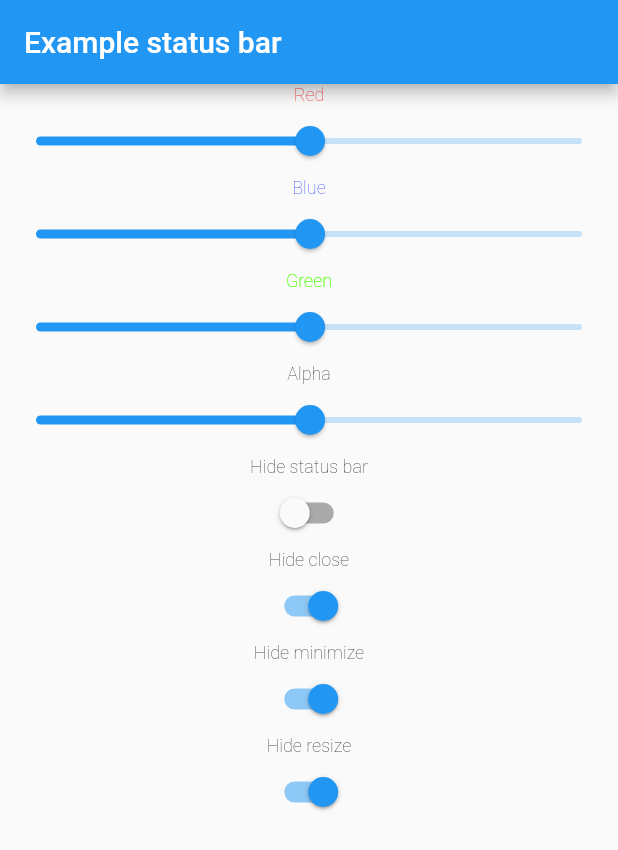
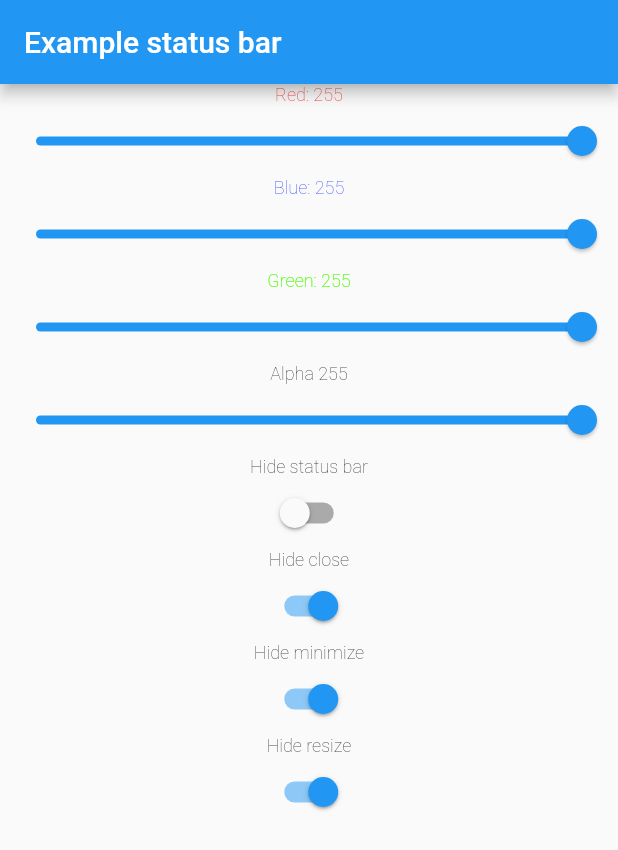
Before and after one commit to zephylac/title_bar, a Flutter app: the screen it shows after launch, on a phone screen of 412 x 824 dp. Shown: the top 850 px of the screen. Run offline on Flutter 3.47's test engine with Material 2 defaults, Android fonts, the phone set to English and light mode, and no system bars.

Commit message:
Update dexamples & plugin

```diff
--- a/examples/lib/main.dart
+++ b/examples/lib/main.dart
@@ -31,10 +31,10 @@ class MyHomePage extends StatefulWidget {
 }
 
 class _MyHomePageState extends State<MyHomePage> {
-    int _red = 128;
-    int _blue = 128;
-    int _green = 128;
-    int _alpha = 128;
+    int _red = 255;
+    int _blue = 255;
+    int _green = 255;
+    int _alpha = 255;
 
     bool _hide = false;
     bool _close = true;
@@ -54,7 +54,7 @@ class _MyHomePageState extends State<MyHomePage> {
             crossAxisAlignment: CrossAxisAlignment.center,
             children: <Widget>[
               new Text(
-              "Red",
+                "Red: $_red",
                 style: new TextStyle(fontSize:12.0,
                 color: const Color(0xFFff0000),
                 fontWeight: FontWeight.w200,
@@ -64,7 +64,7 @@ class _MyHomePageState extends State<MyHomePage> {
               new Slider(key: null, onChanged: sliderRedChanged, min: 0, max: 255 ,value:_red.toDouble(),),
 
               new Text(
-              "Blue",
+              "Blue: $_blue",
                 style: new TextStyle(fontSize:12.0,
                 color: const Color(0xFF001aff),
                 fontWeight: FontWeight.w200,
@@ -74,7 +74,7 @@ class _MyHomePageState extends State<MyHomePage> {
               new Slider(key: null, onChanged: sliderBlueChanged, min: 0, max: 255 ,value:_blue.toDouble(),),
 
               new Text(
-              "Green",
+              "Green: $_green",
                 style: new TextStyle(fontSize:12.0,
                 color: const Color(0xFF4dff00),
                 fontWeight: FontWeight.w200,
@@ -84,7 +84,7 @@ class _MyHomePageState extends State<MyHomePage> {
               new Slider(key: null, onChanged: sliderGreenChanged, min: 0, max: 255 ,value:_green.toDouble(),),
 
               new Text(
-              "Alpha",
+              "Alpha $_alpha",
                 style: new TextStyle(fontSize:12.0,
                 color: const Color(0xFF000000),
                 fontWeight: FontWeight.w200,
```
Also changed, not shown: 3 other files.
